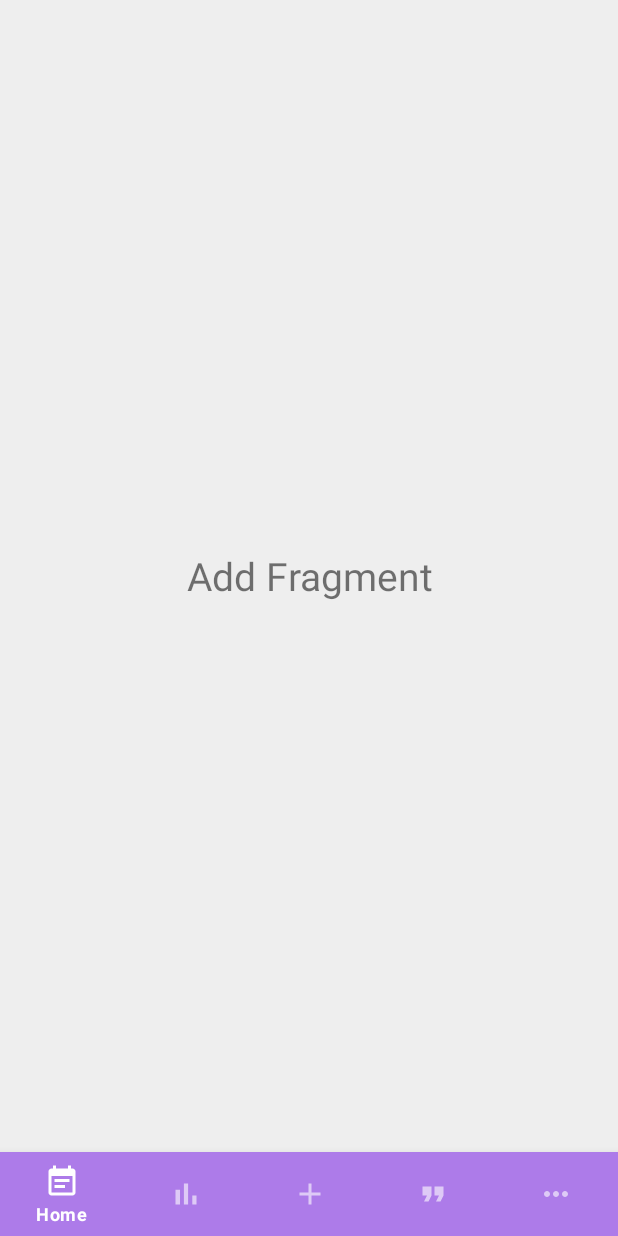
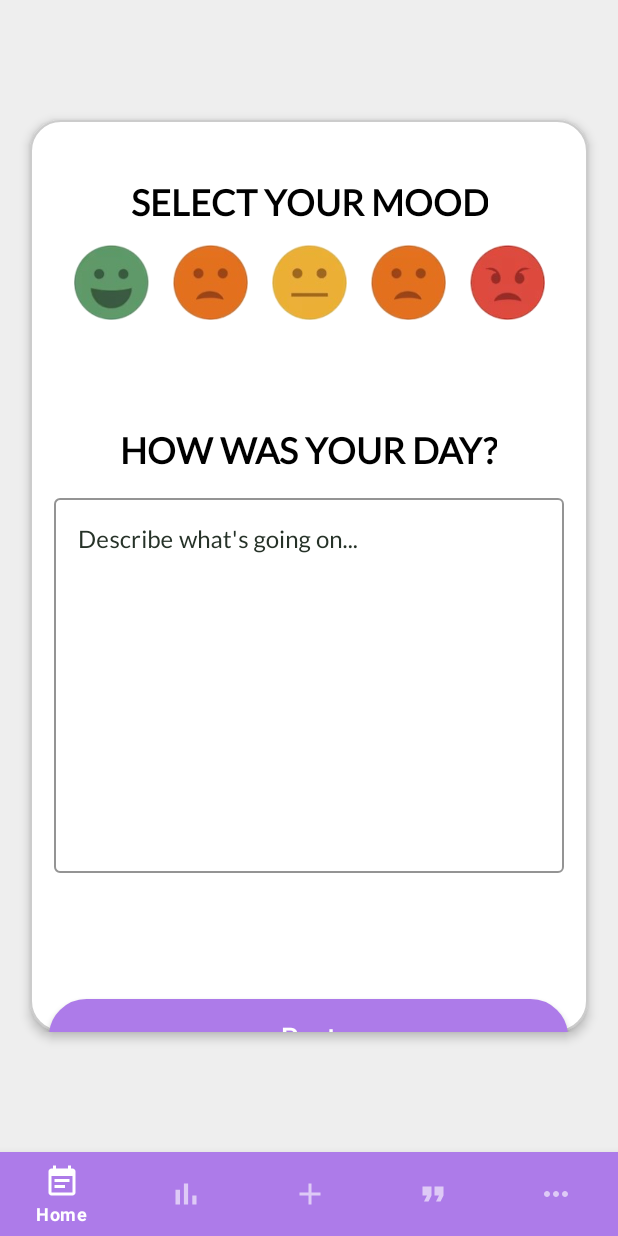
Before and after one commit to gabbycoloma/VibeSense, an Android app: the fragment Add placed in its activity, on a phone screen of 412 x 824 dp. Run offline under Robolectric (Android 15) with nearby library versions, the phone set to English and light mode, and no system bars.

Commit message:
Edited fragment_add

```diff
--- a/app/src/main/java/com/s12/mobdeve/coloma/caballero/vibesense/Add.kt
+++ b/app/src/main/java/com/s12/mobdeve/coloma/caballero/vibesense/Add.kt
@@ -5,11 +5,15 @@ import androidx.fragment.app.Fragment
 import android.view.LayoutInflater
 import android.view.View
 import android.view.ViewGroup
+import com.s12.mobdeve.coloma.caballero.vibesense.databinding.ActivityLandingBinding
+import com.s12.mobdeve.coloma.caballero.vibesense.databinding.FragmentAddBinding
 
 // TODO: Rename parameter arguments, choose names that match
 // the fragment initialization parameters, e.g. ARG_ITEM_NUMBER
 private const val ARG_PARAM1 = "param1"
 private const val ARG_PARAM2 = "param2"
+
+private lateinit var binding: FragmentAddBinding
 
 /**
  * A simple [Fragment] subclass.
--- a/app/src/main/res/layout/fragment_add.xml
+++ b/app/src/main/res/layout/fragment_add.xml
@@ -1,18 +1,136 @@
 <?xml version="1.0" encoding="utf-8"?>
 <FrameLayout xmlns:android="http://schemas.android.com/apk/res/android"
     xmlns:tools="http://schemas.android.com/tools"
+    xmlns:app="http://schemas.android.com/apk/res-auto"
     android:layout_width="match_parent"
     android:layout_height="match_parent"
     tools:context=".Add"
     android:background="#EEEEEE">
 
-    <!-- TODO: Update blank fragment layout -->
-    <TextView
+    <androidx.appcompat.widget.LinearLayoutCompat
         android:layout_width="match_parent"
         android:layout_height="match_parent"
-        android:text="Add Fragment"
-        android:textSize="26dp"
-        android:layout_gravity="center"
-        android:gravity="center"/>
+        android:layout_marginHorizontal="20dp"
+        android:layout_marginVertical="80dp"
+        android:background="@drawable/customborder"
+        android:clipToPadding="false"
+        android:elevation="4dp"
+        android:orientation="vertical">
+
+        <TextView
+            android:layout_width="wrap_content"
+            android:layout_height="wrap_content"
+            android:layout_gravity="center"
+            android:layout_marginTop="30dp"
+            android:gravity="center"
+            android:text="SELECT YOUR MOOD"
+            android:textSize="24sp"
+            android:textColor="@color/black"
+            android:fontWeight="800"
+            android:textFontWeight="800"
+            android:textStyle="bold"
+            android:fontFamily="@font/lato"
+            />
+
+        <LinearLayout
+            android:layout_width="match_parent"
+            android:layout_height="wrap_content"
+            android:layout_margin="14dp"
+            android:gravity="center"
+            >
+            <ImageView
+                android:id="@+id/moodHappy"
+                android:layout_width="50dp"
+                android:layout_height="50dp"
+                android:src="@drawable/mood1"
+                android:layout_marginHorizontal="8dp"
+                />
+            <ImageView
+                android:id="@+id/moodGood"
+                android:layout_width="50dp"
+                android:layout_height="50dp"
+                android:layout_marginHorizontal="8dp"
+                android:src="@drawable/mood2"
+                />
+            <ImageView
+                android:id="@+id/moodNeutral"
+                android:layout_width="50dp"
+                android:layout_height="50dp"
+                android:layout_marginHorizontal="8dp"
+                android:src="@drawable/mood3"
+                />
+            <ImageView
+                android:id="@+id/moodSad"
+                android:layout_width="50dp"
+                android:layout_height="50dp"
+                android:layout_marginHorizontal="8dp"
+                android:src="@drawable/mood4"
+                />
+            <ImageView
+                android:id="@+id/moodAngry"
+                android:layout_width="50dp"
+                android:layout_height="50dp"
+                android:layout_marginHorizontal="8dp"
+                android:src="@drawable/mood5"
+                />
+        </LinearLayout>
+
+        <TextView
+            android:layout_width="wrap_content"
+            android:layout_height="wrap_content"
+            android:layout_gravity="center"
+            android:layout_marginTop="58dp"
+            android:gravity="center"
+            android:text="HOW WAS YOUR DAY?"
+            android:textSize="24sp"
+            android:textColor="@color/black"
+            android:fontWeight="800"
+            android:textFontWeight="800"
+            android:textStyle="bold"
+            android:fontFamily="@font/lato"
+            />
+
+        <com.google.android.material.textfield.TextInputLayout
+            android:id="@+id/descriptionMood"
+            style="@style/Widget.MaterialComponents.TextInputLayout.OutlinedBox"
+            android:layout_width="340dp"
+            android:layout_height="wrap_content"
+            android:layout_marginStart="32dp"
+            android:layout_marginTop="12dp"
+            android:layout_marginEnd="32dp"
+            android:layout_gravity="center"
+            android:textColorHint="#263228"
+            android:hint="Describe what's going on..."
+            app:boxStrokeColor="@color/purple_500"
+            >
+            <!--this is the actual edit text which takes the input-->
+            <com.google.android.material.textfield.TextInputEditText
+                android:id="@+id/et_desc"
+                android:layout_width="match_parent"
+                android:layout_height="250dp"
+                android:gravity="top|left"
+                android:maxLines="10"
+                android:inputType="text|textMultiLine"
+                android:textColor="@color/black"
+                android:fontFamily="@font/lato"/>
+
+        </com.google.android.material.textfield.TextInputLayout>
+
+        <androidx.appcompat.widget.AppCompatButton
+            android:id="@+id/btn_post"
+            android:text="Post"
+            android:textColor="@color/white"
+            android:textSize="18sp"
+            android:layout_width="346dp"
+            android:layout_height="50dp"
+            android:layout_gravity="center"
+            android:layout_marginTop="84dp"
+            android:background="@drawable/buttonshape2"
+            android:textAlignment="center"
+            android:textAllCaps="false"
+            />
+
+
+    </androidx.appcompat.widget.LinearLayoutCompat>
 
 </FrameLayout>
```
